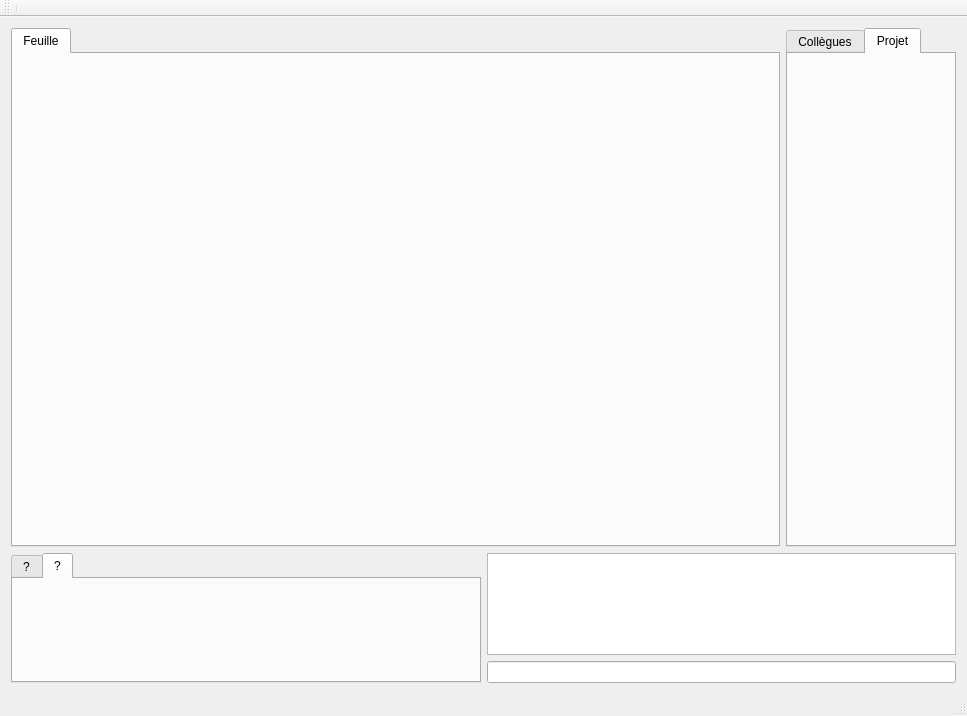
im-jon/CLL-Synergie, file Client/Client_Synergie/fenetreprincipale.ui: the form before one commit.
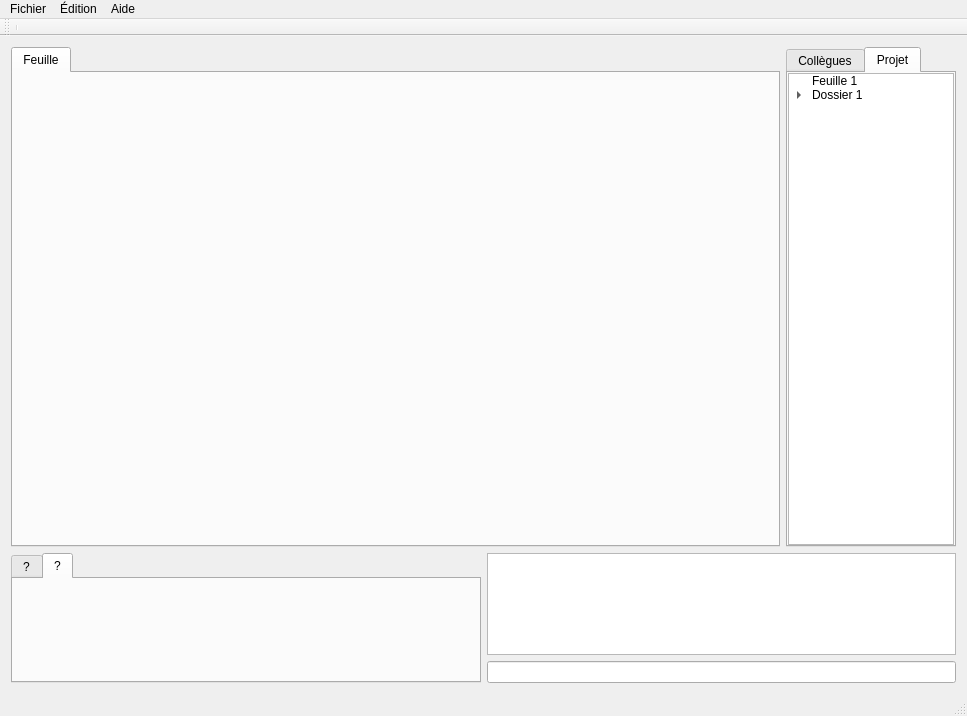
The form after the commit. The open tabs and pages were chosen to show the change.

Commit message: Amélioration de l'UI

Diff of the .ui file:
```diff
--- a/Client/Client_Synergie/fenetreprincipale.ui
+++ b/Client/Client_Synergie/fenetreprincipale.ui
@@ -100,6 +100,36 @@
            <property name="margin">
             <number>0</number>
            </property>
+           <item row="0" column="0">
+            <widget class="QTreeWidget" name="treeWidget">
+             <property name="headerHidden">
+              <bool>true</bool>
+             </property>
+             <attribute name="headerVisible">
+              <bool>false</bool>
+             </attribute>
+             <column>
+              <property name="text">
+               <string>Feuille</string>
+              </property>
+             </column>
+             <item>
+              <property name="text">
+               <string>Feuille 1</string>
+              </property>
+             </item>
+             <item>
+              <property name="text">
+               <string>Dossier 1</string>
+              </property>
+              <item>
+               <property name="text">
+                <string>Feuille 2</string>
+               </property>
+              </item>
+             </item>
+            </widget>
+           </item>
           </layout>
          </widget>
         </widget>
@@ -184,6 +214,38 @@
      <height>21</height>
     </rect>
    </property>
+   <widget class="QMenu" name="menuFichier">
+    <property name="title">
+     <string>Fichier</string>
+    </property>
+    <addaction name="actionSe_d_connecter"/>
+    <addaction name="separator"/>
+    <addaction name="actionQuitter"/>
+   </widget>
+   <widget class="QMenu" name="menu_dition">
+    <property name="title">
+     <string>Édition</string>
+    </property>
+    <addaction name="actionAnnuler"/>
+    <addaction name="actionRevenir"/>
+    <addaction name="separator"/>
+    <addaction name="actionCouper"/>
+    <addaction name="actionCopier"/>
+    <addaction name="actionColler"/>
+    <addaction name="actionEffacer"/>
+    <addaction name="separator"/>
+    <addaction name="actionS_lectionner_tout"/>
+   </widget>
+   <widget class="QMenu" name="menuAide">
+    <property name="title">
+     <string>Aide</string>
+    </property>
+    <addaction name="actionPanique"/>
+    <addaction name="action_propos"/>
+   </widget>
+   <addaction name="menuFichier"/>
+   <addaction name="menu_dition"/>
+   <addaction name="menuAide"/>
   </widget>
   <widget class="QToolBar" name="mainToolBar">
    <attribute name="toolBarArea">
```
Left out of the diff: 57 changed lines with no effect on the pictures. The commit also changes 3 other files.
